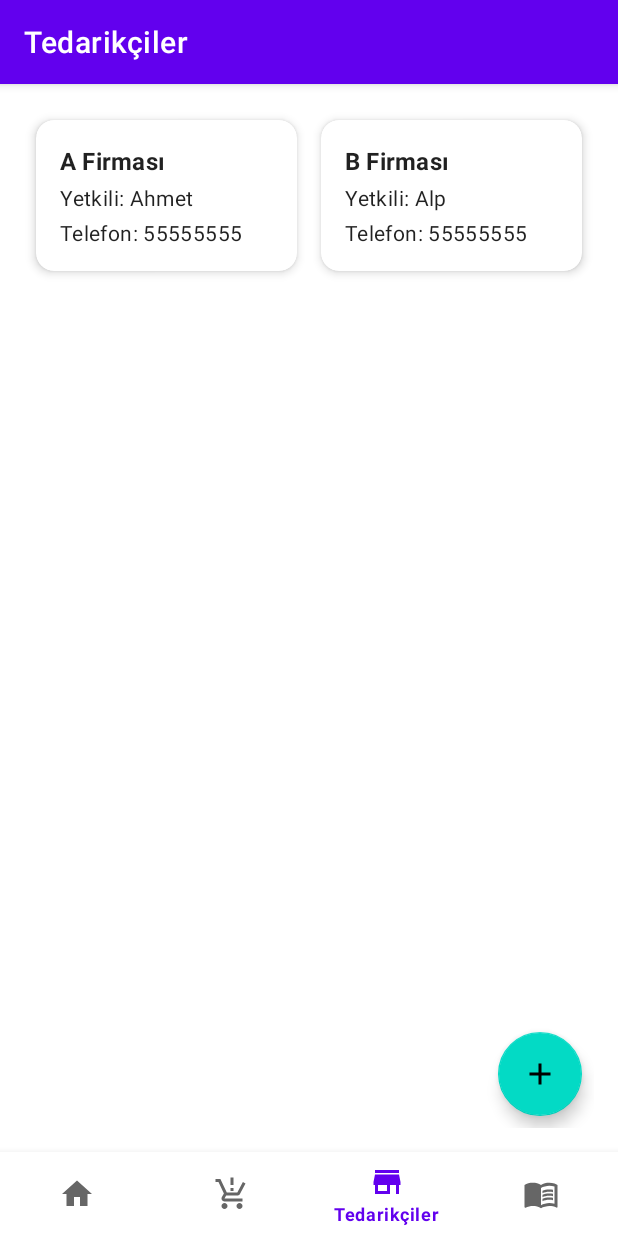
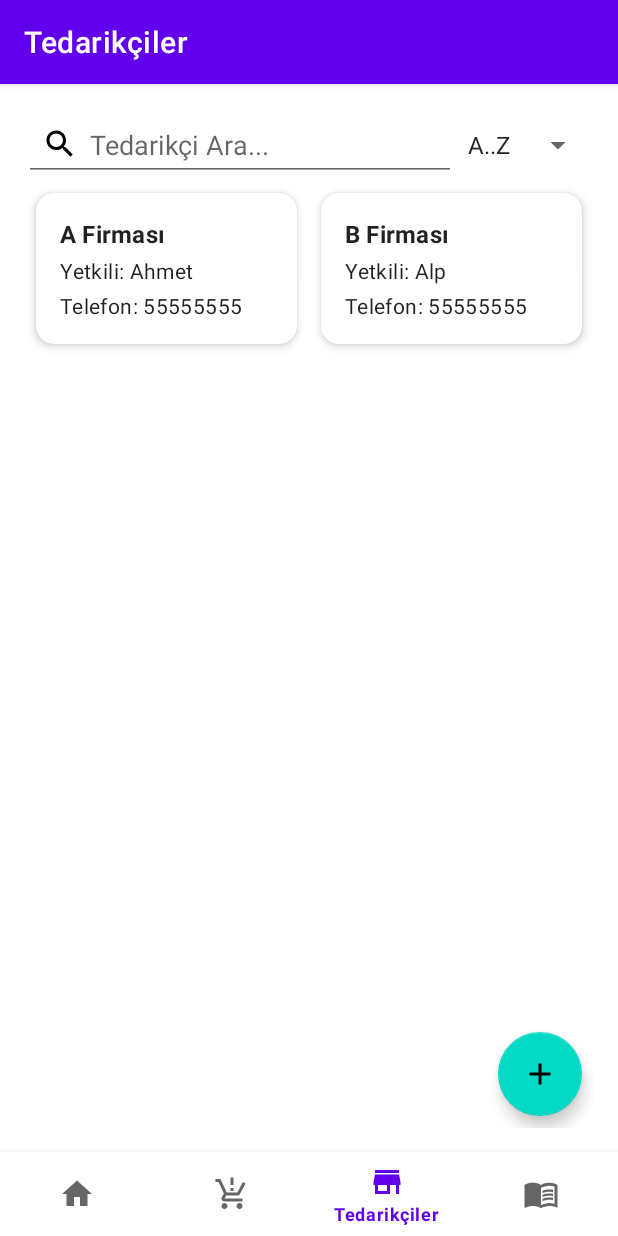
Before and after one commit to burakbasarann/Convenience_store_stock_management, an Android app: the SuppliersFragment screen opened through its navigation route, item 3 of the bottom bar chosen, on a phone screen of 412 x 824 dp. Run offline under Robolectric (Android 15) with nearby library versions, the phone set to English and light mode, and no system bars; our stand-ins replace Dagger/Hilt's generated code, Room's generated code, navigation-ui.

Commit message:
Added filter for suppliers

```diff
--- a/app/src/main/java/com/basaran/casestudy/repository/supplier/SupplierRepository.kt
+++ b/app/src/main/java/com/basaran/casestudy/repository/supplier/SupplierRepository.kt
@@ -4,7 +4,7 @@ import com.basaran.casestudy.data.model.Supplier
 import kotlinx.coroutines.flow.Flow
 
 interface SupplierRepository {
-    suspend fun getAllSuppliers() : Flow<List<Supplier>>
+    fun getAllSuppliers() : Flow<List<Supplier>>
     suspend fun getSupplierById(supplierId: Long) : Supplier?
     suspend fun insertSupplier(supplier: Supplier)
     suspend fun updateSupplier(supplier: Supplier)
--- a/app/src/main/java/com/basaran/casestudy/repository/supplier/SupplierRepositoryImpl.kt
+++ b/app/src/main/java/com/basaran/casestudy/repository/supplier/SupplierRepositoryImpl.kt
@@ -13,10 +13,8 @@ import javax.inject.Singleton
 class SupplierRepositoryImpl @Inject constructor(
     private val supplierDao: SupplierDao,
 ) : SupplierRepository {
-    override suspend fun getAllSuppliers(): Flow<List<Supplier>> =
-        withContext(Dispatchers.IO) {
-            supplierDao.getAllSuppliers()
-        }
+
+    override fun getAllSuppliers(): Flow<List<Supplier>> = supplierDao.getAllSuppliers()
 
     override suspend fun getSupplierById(supplierId: Long): Supplier? =
         withContext(Dispatchers.IO) {
--- a/app/src/main/java/com/basaran/casestudy/ui/suppliers/SuppliersFragment.kt
+++ b/app/src/main/java/com/basaran/casestudy/ui/suppliers/SuppliersFragment.kt
@@ -1,19 +1,20 @@
 package com.basaran.casestudy.ui.suppliers
 
 import android.os.Bundle
+import android.text.Editable
+import android.text.TextWatcher
 import android.view.LayoutInflater
 import android.view.View
 import android.view.ViewGroup
+import android.widget.AdapterView
+import android.widget.ArrayAdapter
 import androidx.fragment.app.Fragment
 import androidx.fragment.app.viewModels
 import androidx.navigation.fragment.findNavController
 import androidx.recyclerview.widget.GridLayoutManager
 import com.basaran.casestudy.R
-import com.basaran.casestudy.data.model.Product
 import com.basaran.casestudy.data.model.Supplier
-import com.basaran.casestudy.databinding.FragmentProductsBinding
 import com.basaran.casestudy.databinding.FragmentSuppliersBinding
-import com.basaran.casestudy.ui.adapter.ProductsAdapter
 import com.basaran.casestudy.ui.adapter.SupplierAdapter
 import dagger.hilt.android.AndroidEntryPoint
 
@@ -39,6 +40,7 @@ class SuppliersFragment : Fragment() {
         super.onViewCreated(view, savedInstanceState)
 
         setupRecyclerView()
+        setupSearch()
         setupViews()
     }
 
@@ -55,9 +57,34 @@ class SuppliersFragment : Fragment() {
         viewModel.suppliers.observe(viewLifecycleOwner) { suppliers ->
             supplierAdapter.submitList(suppliers)
         }
+
+        viewModel.filteredSuppliers.observe(viewLifecycleOwner) { suppliers ->
+            supplierAdapter.submitList(suppliers)
+        }
     }
 
     private fun setupViews() {
+        val adapter = ArrayAdapter.createFromResource(requireContext(), R.array.filter_options, android.R.layout.simple_spinner_item)
+        adapter.setDropDownViewResource(android.R.layout.simple_spinner_dropdown_item);
+        binding.filterSpinner.adapter = adapter;
+
+        binding.filterSpinner.onItemSelectedListener = object : AdapterView.OnItemSelectedListener {
+            override fun onItemSelected(
+                parentView: AdapterView<*>?,
+                selectedItemView: View,
+                position: Int,
+                id: Long
+            ) {
+                when (position) {
+                    0 -> viewModel.sortSuppliersAscending()
+                    1 -> viewModel.sortSuppliersDescending()
+                }
+            }
+
+            override fun onNothingSelected(parentView: AdapterView<*>?) {
+            }
+        }
+
         binding.fabAddSupplier.setOnClickListener {
             findNavController().navigate(R.id.action_suppliersFragment_to_addOrEditSupplierFragment)
         }
@@ -68,6 +95,21 @@ class SuppliersFragment : Fragment() {
         findNavController().navigate(R.id.action_suppliersFragment_to_addOrEditSupplierFragment, bundle)
     }
 
+    private fun setupSearch() {
+        binding.searchEditText.addTextChangedListener(object : TextWatcher {
+            override fun beforeTextChanged(p0: CharSequence?, p1: Int, p2: Int, p3: Int) { //TODO Buraya Bak
+            }
+
+            override fun onTextChanged(p0: CharSequence?, p1: Int, p2: Int, p3: Int) { //TODO Buraya Bak
+            }
+
+            override fun afterTextChanged(editable: Editable?) {
+                viewModel.filterSuppliers(editable.toString())
+            }
+        })
+    }
+
+
     override fun onDestroyView() {
         super.onDestroyView()
         _binding = null
--- a/app/src/main/java/com/basaran/casestudy/ui/suppliers/SuppliersViewModel.kt
+++ b/app/src/main/java/com/basaran/casestudy/ui/suppliers/SuppliersViewModel.kt
@@ -3,10 +3,12 @@ package com.basaran.casestudy.ui.suppliers
 import androidx.lifecycle.LiveData
 import androidx.lifecycle.MutableLiveData
 import androidx.lifecycle.ViewModel
+import androidx.lifecycle.asLiveData
 import androidx.lifecycle.viewModelScope
 import com.basaran.casestudy.data.model.Supplier
 import com.basaran.casestudy.repository.supplier.SupplierRepository
 import dagger.hilt.android.lifecycle.HiltViewModel
+import kotlinx.coroutines.flow.MutableStateFlow
 import kotlinx.coroutines.launch
 import javax.inject.Inject
 
@@ -15,8 +17,13 @@ class SuppliersViewModel @Inject constructor(
     private val supplierRepository: SupplierRepository
 ) : ViewModel() {
 
-    private val _suppliers = MutableLiveData<List<Supplier>>()
-    val suppliers: LiveData<List<Supplier>> get() = _suppliers
+    val suppliers: LiveData<List<Supplier>> = supplierRepository.getAllSuppliers()
+        .asLiveData(viewModelScope.coroutineContext)
+
+    private val _filteredPSuppliers = MutableLiveData<List<Supplier>>()
+    val filteredSuppliers: LiveData<List<Supplier>> get() = _filteredPSuppliers
+
+    private val _allSuppliers = MutableStateFlow<List<Supplier>>(emptyList())
 
     init {
         getSuppliers()
@@ -26,8 +33,28 @@ class SuppliersViewModel @Inject constructor(
         viewModelScope.launch {
             supplierRepository.seedInitialData()
             supplierRepository.getAllSuppliers().collect { list ->
-                _suppliers.postValue(list)
+                _allSuppliers.value = list
+                _filteredPSuppliers.value = list
             }
         }
     }
+
+    fun filterSuppliers(query: String) {
+        val suppliers = _allSuppliers.value
+        _filteredPSuppliers.value = if (query.isEmpty()) {
+            suppliers
+        } else {
+            suppliers.filter {
+                it.name.contains(query, ignoreCase = true)
+            }
+        }
+    }
+
+    fun sortSuppliersAscending() {
+        _filteredPSuppliers.value = _filteredPSuppliers.value?.sortedBy { it.name } ?: emptyList()
+    }
+
+    fun sortSuppliersDescending() {
+        _filteredPSuppliers.value = _filteredPSuppliers.value?.sortedByDescending { it.name } ?: emptyList()
+    }
 }
--- a/app/src/main/res/layout/fragment_suppliers.xml
+++ b/app/src/main/res/layout/fragment_suppliers.xml
@@ -2,21 +2,41 @@
 <androidx.constraintlayout.widget.ConstraintLayout
     xmlns:android="http://schemas.android.com/apk/res/android"
     xmlns:app="http://schemas.android.com/apk/res-auto"
-    xmlns:tools="http://schemas.android.com/tools"
     android:layout_width="match_parent"
     android:layout_height="match_parent"
     android:padding="16dp">
+
+    <EditText
+        android:id="@+id/searchEditText"
+        android:layout_width="0dp"
+        android:layout_height="wrap_content"
+        android:drawableStart="@drawable/ic_search"
+        android:drawablePadding="8dp"
+        android:hint="Tedarikçi Ara..."
+        android:padding="12dp"
+        app:layout_constraintEnd_toStartOf="@+id/filterSpinner"
+        app:layout_constraintStart_toStartOf="parent"
+        app:layout_constraintTop_toTopOf="parent" />
+
+    <Spinner
+        android:id="@+id/filterSpinner"
+        android:layout_width="wrap_content"
+        android:layout_height="wrap_content"
+        app:layout_constraintTop_toTopOf="@+id/searchEditText"
+        app:layout_constraintEnd_toEndOf="parent"
+        app:layout_constraintBottom_toBottomOf="@+id/searchEditText"
+        android:entries="@array/filter_options" />
 
     <androidx.recyclerview.widget.RecyclerView
         android:id="@+id/recyclerViewSuppliers"
         android:layout_width="0dp"
         android:layout_height="0dp"
         app:layoutManager="androidx.recyclerview.widget.GridLayoutManager"
-        app:spanCount="2"
-        app:layout_constraintTop_toTopOf="parent"
         app:layout_constraintBottom_toBottomOf="parent"
+        app:layout_constraintEnd_toEndOf="parent"
         app:layout_constraintStart_toStartOf="parent"
-        app:layout_constraintEnd_toEndOf="parent" />
+        app:layout_constraintTop_toBottomOf="@+id/searchEditText"
+        app:spanCount="2" />
 
     <com.google.android.material.floatingactionbutton.FloatingActionButton
         android:id="@+id/fabAddSupplier"
--- a/app/src/main/res/values/strings.xml
+++ b/app/src/main/res/values/strings.xml
@@ -12,4 +12,10 @@
     <string name="save">Save</string>
     <!-- TODO: Remove or change this placeholder text -->
     <string name="hello_blank_fragment">Hello blank fragment</string>
+
+
+    <string-array name="filter_options">
+    <item>A..Z</item>
+    <item>Z..A</item>
+    </string-array>
 </resources>
```
